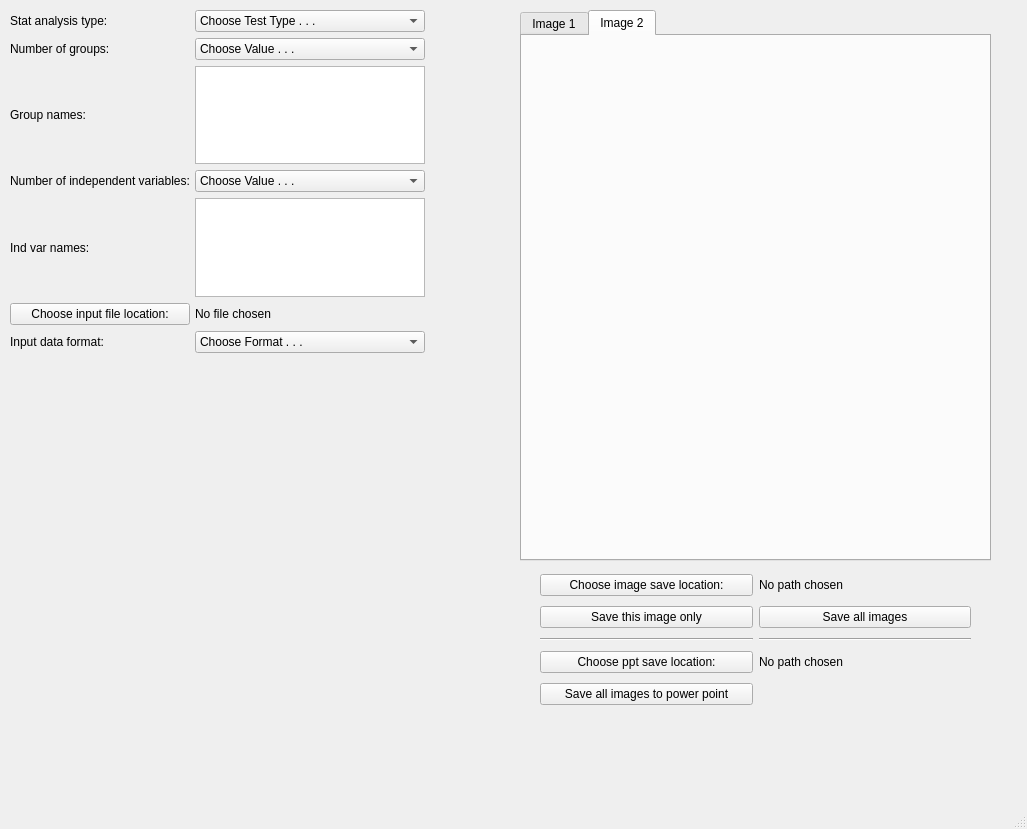
Qt form mainwindow.ui (ZelikowskyLab/autograph_behavior) before a commit.
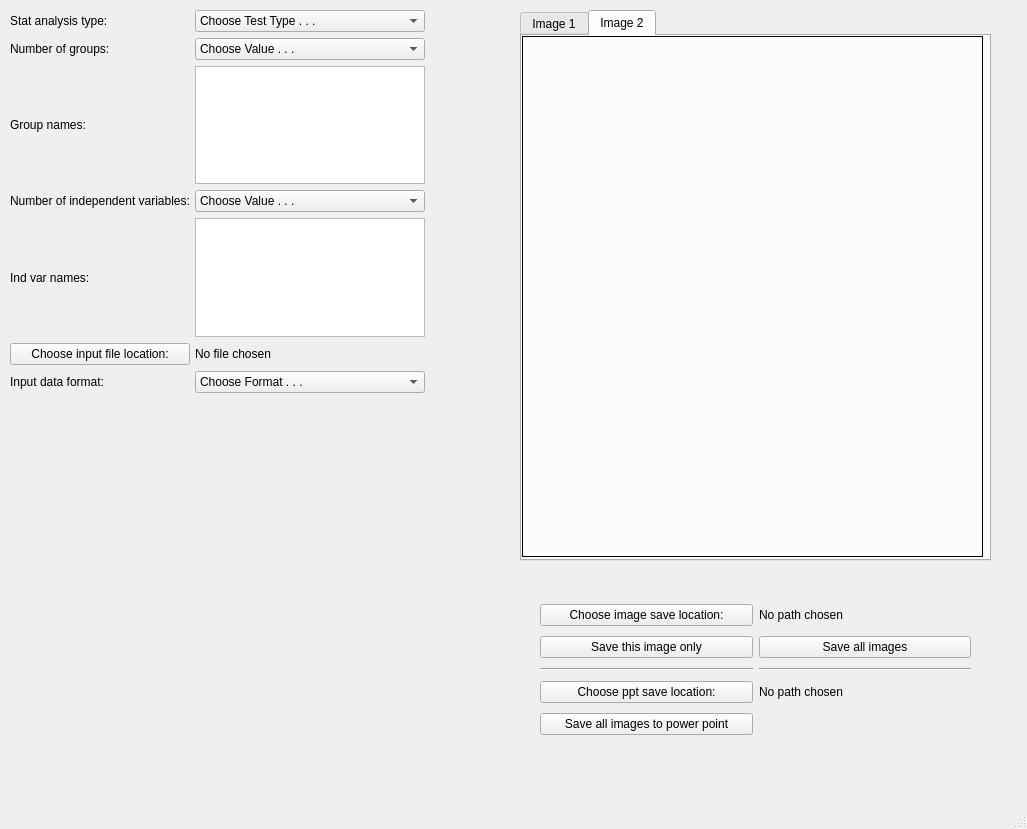
The same form after that commit. The open tabs and pages were chosen to show the change.

Patch:
```diff
--- a/mainwindow.ui
+++ b/mainwindow.ui
@@ -20,7 +20,7 @@
       <x>10</x>
       <y>10</y>
       <width>415</width>
-      <height>343</height>
+      <height>383</height>
      </rect>
     </property>
     <layout class="QGridLayout" name="input_params">
@@ -227,13 +227,29 @@
      <attribute name="title">
       <string>Image 2</string>
      </attribute>
+     <widget class="QLabel" name="display_pngs_2">
+      <property name="geometry">
+       <rect>
+        <x>0</x>
+        <y>0</y>
+        <width>461</width>
+        <height>521</height>
+       </rect>
+      </property>
+      <property name="frameShape">
+       <enum>QFrame::Box</enum>
+      </property>
+      <property name="text">
+       <string/>
+      </property>
+     </widget>
     </widget>
    </widget>
    <widget class="QWidget" name="gridLayoutWidget_2">
     <property name="geometry">
      <rect>
       <x>540</x>
-      <y>570</y>
+      <y>600</y>
       <width>431</width>
       <height>141</height>
      </rect>
```
Left out of the diff: 72 changed lines with no effect on the pictures.
